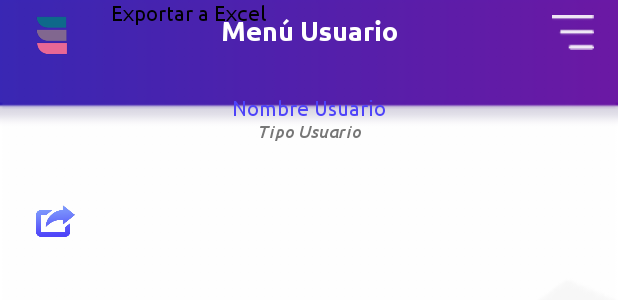
After one commit to jonathanavila03/Fifo_on, an Android app: the layout activity_menu_sidebar_operador.xml on its own in the app's theme, with its tools: preview values and no code run, on a phone screen of 412 x 824 dp. The commit adds this screen. Shown: the top 300 px of the screen. Run offline under Robolectric (Android 15) with nearby library versions, the phone set to English and light mode, and no system bars; network calls fail.

Commit message:
update activity sidebar
asd

```diff
--- a/app/src/main/AndroidManifest.xml
+++ b/app/src/main/AndroidManifest.xml
@@ -1,7 +1,6 @@
 <?xml version="1.0" encoding="utf-8"?>
 <manifest xmlns:android="http://schemas.android.com/apk/res/android"
     package="cl.avarti.fifoon">
-
 
     <uses-permission android:name="android.permission.READ_CONTACTS" />
     <uses-permission android:name="android.permission.WRITE_CONTACTS" />
@@ -10,8 +9,6 @@
     <uses-permission android:name="android.permission.CAMERA" />
     <uses-permission android:name="android.permission.VIBRATE" />
 
-
-
     <application
         android:allowBackup="true"
         android:icon="@mipmap/ic_launcher"
@@ -19,7 +16,7 @@
         android:roundIcon="@mipmap/ic_launcher_round"
         android:supportsRtl="true"
         android:theme="@style/AppTheme">
-        <activity android:name=".MainActivity" >
+        <activity android:name=".MainActivity">
             <intent-filter>
                 <action android:name="android.intent.action.MAIN" />
 
@@ -34,7 +31,8 @@
         <activity android:name=".FormMover" />
         <activity android:name=".form_consultar" />
         <activity android:name=".form_Salida" />
-        <activity android:name=".welco0activity"></activity>
+        <activity android:name=".welco0activity" />
+        <activity android:name=".MenuSidebarOperador"></activity>
     </application>
 
 </manifest>
--- /dev/null
+++ b/app/src/main/java/cl/avarti/fifoon/MenuSidebarOperador.java
@@ -0,0 +1,13 @@
+package cl.avarti.fifoon;
+
+import android.support.v7.app.AppCompatActivity;
+import android.os.Bundle;
+
+public class MenuSidebarOperador extends AppCompatActivity {
+
+    @Override
+    protected void onCreate(Bundle savedInstanceState) {
+        super.onCreate(savedInstanceState);
+        setContentView(R.layout.activity_menu_sidebar_operador);
+    }
+}
--- /dev/null
+++ b/app/src/main/res/layout/activity_menu_sidebar_operador.xml
@@ -0,0 +1,93 @@
+<?xml version="1.0" encoding="utf-8"?>
+<android.support.constraint.ConstraintLayout xmlns:android="http://schemas.android.com/apk/res/android"
+    xmlns:app="http://schemas.android.com/apk/res-auto"
+    xmlns:tools="http://schemas.android.com/tools"
+    android:layout_width="match_parent"
+    android:layout_height="match_parent"
+    android:background="@drawable/menusidebar_background"
+    tools:context=".MenuSidebarOperador">
+
+    <Button
+        android:id="@+id/button5"
+        android:layout_width="28dp"
+        android:layout_height="23dp"
+        android:layout_marginEnd="16dp"
+        android:layout_marginTop="10dp"
+        android:background="@drawable/menuburger"
+        app:layout_constraintEnd_toEndOf="parent"
+        app:layout_constraintTop_toTopOf="parent" />
+
+    <TextView
+        android:id="@+id/textViewsantamartax"
+        android:layout_width="wrap_content"
+        android:layout_height="wrap_content"
+        android:layout_marginEnd="122dp"
+        android:layout_marginStart="109dp"
+        android:layout_marginTop="10dp"
+        android:fontFamily="@font/ubuntubold"
+        android:text="Menú Usuario"
+        android:textColor="@android:color/background_light"
+        android:textSize="18sp"
+        app:layout_constraintEnd_toStartOf="@+id/button5"
+        app:layout_constraintHorizontal_bias="0.448"
+        app:layout_constraintStart_toEndOf="@+id/imageView4"
+        app:layout_constraintTop_toTopOf="parent" />
+
+    <ImageView
+        android:id="@+id/imageView4"
+        android:layout_width="37dp"
+        android:layout_height="28dp"
+        android:layout_marginStart="16dp"
+        android:layout_marginTop="10dp"
+        app:layout_constraintStart_toStartOf="parent"
+        app:layout_constraintTop_toTopOf="parent"
+        app:srcCompat="@drawable/iconologo" />
+
+    <TextView
+        android:id="@+id/textView4"
+        android:layout_width="wrap_content"
+        android:layout_height="wrap_content"
+        android:layout_marginTop="32dp"
+        android:fontFamily="@font/ubunturegular"
+        android:text="Nombre Usuario"
+        android:textColor="@color/colortextomodaro"
+        app:layout_constraintEnd_toEndOf="parent"
+        app:layout_constraintHorizontal_bias="0.5"
+        app:layout_constraintStart_toStartOf="parent"
+        app:layout_constraintTop_toBottomOf="@+id/textViewsantamartax" />
+
+    <TextView
+        android:id="@+id/textView5"
+        android:layout_width="wrap_content"
+        android:layout_height="wrap_content"
+        android:fontFamily="@font/ubuntumediumitalic"
+        android:text="Tipo Usuario"
+        android:textColor="#777777"
+        android:textSize="12sp"
+        app:layout_constraintEnd_toEndOf="parent"
+        app:layout_constraintHorizontal_bias="0.5"
+        app:layout_constraintStart_toStartOf="parent"
+        app:layout_constraintTop_toBottomOf="@+id/textView4" />
+
+    <ImageView
+        android:id="@+id/imageView15"
+        android:layout_width="26dp"
+        android:layout_height="21dp"
+        android:layout_marginStart="24dp"
+        android:layout_marginTop="42dp"
+        app:layout_constraintStart_toStartOf="parent"
+        app:layout_constraintTop_toBottomOf="@+id/textView5"
+        app:srcCompat="@drawable/imgexport" />
+
+    <TextView
+        android:id="@+id/textView6"
+        android:layout_width="wrap_content"
+        android:layout_height="wrap_content"
+        android:layout_marginStart="24dp"
+        android:fontFamily="@font/ubunturegular"
+        android:text="Exportar a Excel"
+        android:textColor="@android:color/black"
+        app:layout_constraintStart_toEndOf="@+id/imageView15"
+        tools:layout_editor_absoluteY="142dp" />
+
+</android.support.constraint.ConstraintLayout>
--- a/app/src/main/res/values/colors.xml
+++ b/app/src/main/res/values/colors.xml
@@ -4,5 +4,6 @@
     <color name="colorPrimaryDark">#3827B4</color>
     <color name="colorAccent">#D81B60</color>
     <color name="colorproyect">#6a1ecb</color>
+    <color name="colortextomodaro">#4e43f9</color>
     <color name="colorseleccion">#EB0A72</color>
 </resources>
```
Also changed, not shown: app/src/main/res/drawable-hdpi/imgexport.png (added), app/src/main/res/drawable-hdpi/menusidebar_background.png (added), app/src/main/res/drawable-mdpi/imgexport.png (added), app/src/main/res/drawable-mdpi/menusidebar_background.png (added), app/src/main/res/drawable-xhdpi/imgexport.png (added), app/src/main/res/drawable-xhdpi/menusidebar_background.png (added), app/src/main/res/drawable-xxhdpi/imgexport.png (added), app/src/main/res/drawable-xxhdpi/menusidebar_background.png (added), app/src/main/res/drawable-xxxhdpi/imgexport.png (added), app/src/main/res/drawable-xxxhdpi/menusidebar_background.png (added).
